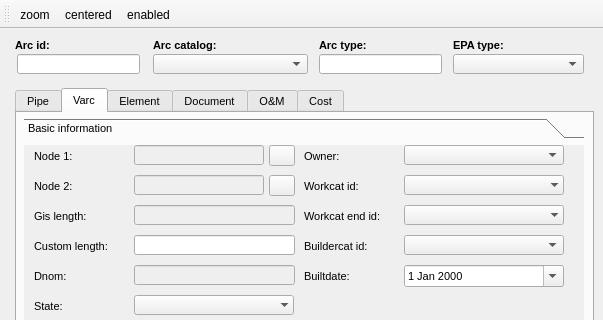
This is ui/ws_man_arc.ui in Giswater/giswater_qgis_plugin as Qt 5 draws it before an edit; both pictures show x 0 to 603 and y 0 to 320 of the 603 by 717 pixel window. The edited form follows.
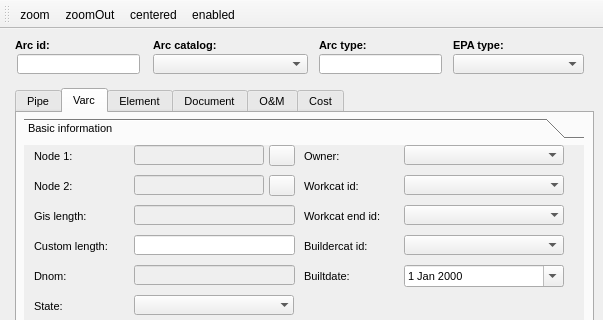
This is the edited form. Icons and pictures are not drawn.

Commit message: add zoom out tool to the forms

The edit to the form file:
```diff
--- a/ui/ws_man_arc.ui
+++ b/ui/ws_man_arc.ui
@@ -6116,6 +6116,7 @@
     <bool>false</bool>
    </attribute>
    <addaction name="actionZoom"/>
+   <addaction name="actionZoomOut"/>
    <addaction name="actionCentered"/>
    <addaction name="actionEnabled"/>
   </widget>
@@ -6155,6 +6156,15 @@
     <string>enabled</string>
    </property>
   </action>
+  <action name="actionZoomOut">
+   <property name="icon">
+    <iconset>
+     <normaloff>Zoom-Out-icon.png</normaloff>Zoom-Out-icon.png</iconset>
+   </property>
+   <property name="text">
+    <string>zoomOut</string>
+   </property>
+  </action>
  </widget>
  <resources/>
  <connections/>
```
The commit also changes 14 other files.
